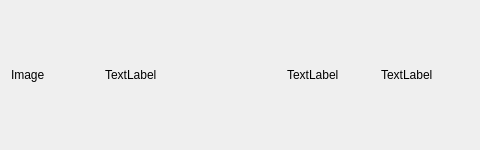
This is ui/order_item_widget.ui in mrfrend/pizza-kvalik as Qt 5 draws it before an edit. The edited form follows.
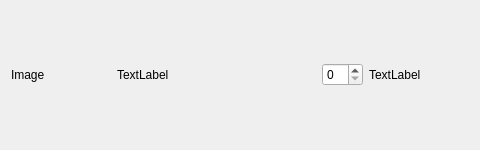
This is the edited form.

Diff of the .ui file:
```diff
--- a/ui/order_item_widget.ui
+++ b/ui/order_item_widget.ui
@@ -27,7 +27,7 @@
   </property>
   <layout class="QVBoxLayout" name="verticalLayout_2">
    <item>
-    <layout class="QHBoxLayout" name="horizontalLayout" stretch="1,2,1,1">
+    <layout class="QHBoxLayout" name="horizontalLayout" stretch="1,2,0,1">
      <item>
       <widget class="QLabel" name="image">
        <property name="text">
@@ -43,11 +43,7 @@
       </widget>
      </item>
      <item>
-      <widget class="QLabel" name="amount_item">
-       <property name="text">
-        <string>TextLabel</string>
-       </property>
-      </widget>
+      <widget class="QSpinBox" name="amountBox"/>
      </item>
      <item>
       <widget class="QLabel" name="price_label">
```
